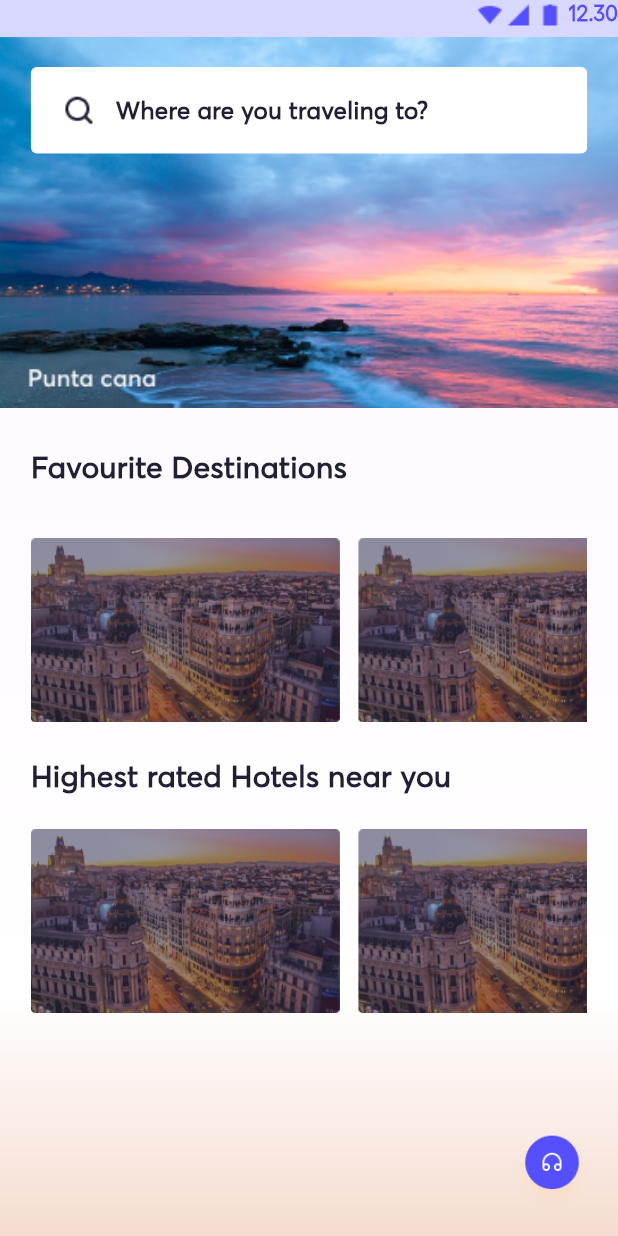
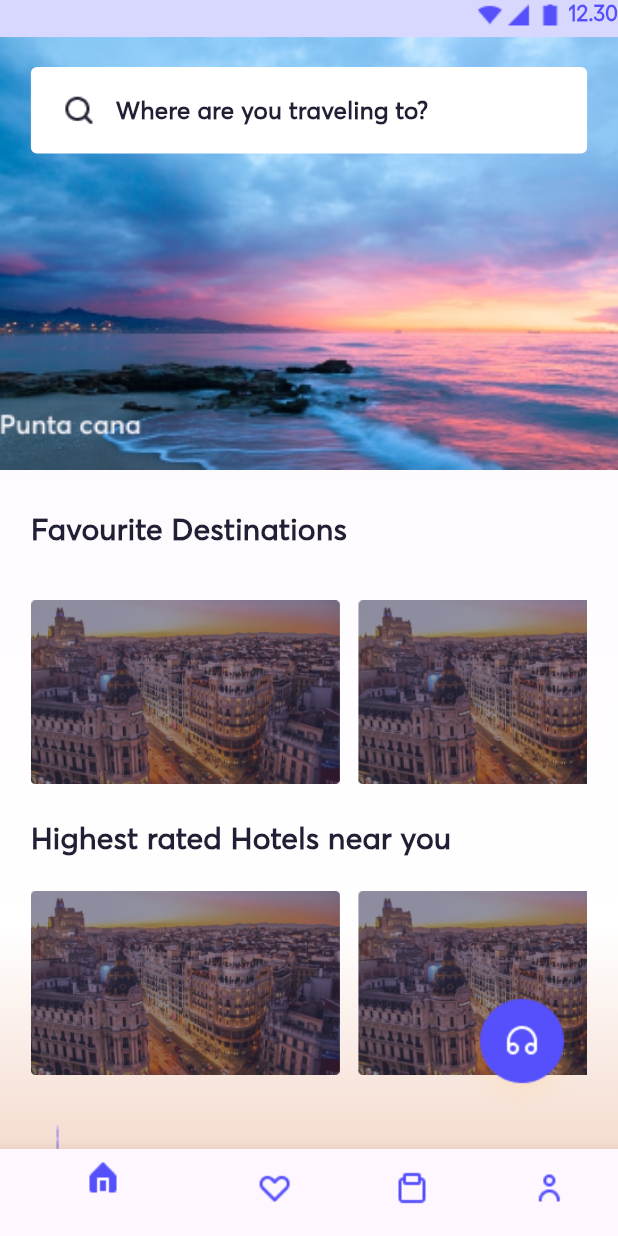
Before and after one commit to ilaydaxtx/travelapp, a Flutter app: the HomeView screen opened by its route, on a phone screen of 412 x 824 dp. Run offline on Flutter 3.47's test engine with Material 3 defaults, Android fonts, the phone set to English and light mode, and no system bars; our stand-ins replace get; missing offline and left inert: dart:ffi.

Commit message:
homepage bottombar updated

```diff
--- /dev/null
+++ b/travelapp2024/lib/bottombar_controller.dart
@@ -0,0 +1,10 @@
+import 'package:get/get.dart';
+
+class BottombarController extends GetxController {
+
+  RxInt item = 0.obs;
+  void onTapItem(int selectedIndex) {
+    item.value = selectedIndex;
+    update();
+  }
+}
--- a/travelapp2024/lib/main.dart
+++ b/travelapp2024/lib/main.dart
@@ -2,12 +2,16 @@ import 'package:flutter/material.dart';
 import 'package:flutter/services.dart';
 import 'package:get/get.dart';
 import 'package:travelapp2024/routes/pages.dart';
+import 'package:travelapp2024/ui/home/view/home_view.dart';
 import 'package:travelapp2024/ui/register/view/register_view.dart';
 import 'package:travelapp2024/routes/routes.dart';
 import 'package:travelapp2024/ui/splash/splash_binding.dart';
+
 void main() {
   WidgetsFlutterBinding.ensureInitialized();
-  SystemChrome.setEnabledSystemUIMode(SystemUiMode.manual, overlays: []);
+
+  SystemChrome.setEnabledSystemUIMode(SystemUiMode.manual, overlays: [SystemUiOverlay.bottom]);
+  /* Get.put(Controller()); */
   runApp(MyApp());
 }
 
--- a/travelapp2024/lib/ui/home/view/home_view.dart
+++ b/travelapp2024/lib/ui/home/view/home_view.dart
@@ -1,16 +1,27 @@
+import 'dart:ffi';
+
 import 'package:flutter/material.dart';
 import 'package:get/get.dart';
+import 'package:get/get_rx/get_rx.dart';
+import 'package:get/get_rx/src/rx_types/rx_types.dart';
+import 'package:get/state_manager.dart';
 import 'package:travelapp2024/const/appbar/appbar_view.dart';
 import 'package:travelapp2024/const/styles/colors.dart';
 import 'package:travelapp2024/const/styles/gradients.dart';
 
 void main() {
-  runApp(const MyApp());
+  runApp(MyApp());
 }
 
+/* class Controller extends GetxController {
+  RxInt index = 0.obs;
+
+  void onItemTapped(int selectedIndex) {
+    index.value = selectedIndex;
+  }
+} */
+
 class MyApp extends StatelessWidget {
-  const MyApp({super.key});
-
   @override
   Widget build(BuildContext context) {
     return GetMaterialApp(
@@ -23,8 +34,8 @@ class MyApp extends StatelessWidget {
 class HomeView extends StatelessWidget {
   @override
   Widget build(BuildContext context) {
+    /* Controller controller = Get.find<Controller>(); */
     return Scaffold(
-
       appBar: AppbarView.appBarView(),
       body: Container(
         height: Get.height,
@@ -33,62 +44,61 @@ class HomeView extends StatelessWidget {
         ),
         child: SingleChildScrollView(
           padding: EdgeInsets.zero,
-          child: Column(
-            children: [
-
+          child: Column(children: [
             Container(
-
               width: Get.width,
-                height: Get.height * 0.3,
+              height: Get.height * 0.35,
               decoration: BoxDecoration(
                 image: DecorationImage(
                   image: AssetImage("assets/sky.png"),
                   fit: BoxFit.cover,
                 ),
               ),
-                child: Align( //TODO dhchdb??
+              child: Align(
+                //TODO dhchdb??
                 alignment: Alignment.topCenter,
                 child: Container(
                   margin: EdgeInsets.only(top: 20),
                   width: Get.width * 0.9,
                   height: Get.height * 0.07,
-                    decoration: BoxDecoration(
-                      color: Colors.white,
-                      borderRadius: BorderRadius.circular(4)),
+                  decoration: BoxDecoration(color: Colors.white, borderRadius: BorderRadius.circular(4)),
                   child: Row(
                     crossAxisAlignment: CrossAxisAlignment.center,
                     children: [
                       Container(
                         margin: EdgeInsets.only(left: 20),
-                          child: Image.asset("assets/search.png",),
+                        child: Image.asset(
+                          "assets/search.png",
                         ),
-                        SizedBox(width: Get.width * 0.03,),
-                        Text("Where are you traveling to?",
-                        style: TextStyle(fontFamily: "AvertaPE",
-                        fontWeight: FontWeight.w600,
-                        color: AppColors.PrimaryBlack,
-                        fontSize: 16),),
-                      ],),
+                      ),
+                      SizedBox(
+                        width: Get.width * 0.03,
+                      ),
+                      Text(
+                        "Where are you traveling to?",
+                        style: TextStyle(fontFamily: "AvertaPE", fontWeight: FontWeight.w600, color: AppColors.PrimaryBlack, fontSize: 16),
+                      ),
+                    ],
                   ),
                 ),
               ),
-              SizedBox(height: Get.height * 0.03,),
+            ),
+            SizedBox(
+              height: Get.height * 0.03,
+            ),
             Container(
               width: Get.width * 0.9,
               height: Get.height * 0.05,
-
-              child: Text("Favourite Destinations",
-              style: TextStyle(fontWeight: FontWeight.w700,
-              fontFamily: "AvertaPE",
-              fontSize: 20,
-              color: AppColors.PrimaryBlack),),
+              child: Text(
+                "Favourite Destinations",
+                style: TextStyle(fontWeight: FontWeight.w700, fontFamily: "AvertaPE", fontSize: 20, color: AppColors.PrimaryBlack),
               ),
-
+            ),
             Align(
               alignment: Alignment.topCenter,
               child: Container(
-                  width: Get.width *0.9,
-                  height: Get.height * 0.2, //TODO add icons + resize the height
+                width: Get.width * 0.9,
+                height: Get.height * 0.2, //TODO: add icons + resize the height
                 child: ListView(
                   scrollDirection: Axis.horizontal,
                   padding: EdgeInsets.zero,
@@ -96,37 +106,33 @@ class HomeView extends StatelessWidget {
                     Container(
                       width: Get.width * 0.5,
                       height: Get.height * 0.2,
-                              decoration: BoxDecoration(
-                                image: DecorationImage(image: AssetImage("assets/barcelona.png")),
-                                borderRadius: BorderRadius.circular(4)),
+                      decoration: BoxDecoration(image: DecorationImage(image: AssetImage("assets/barcelona.png")), borderRadius: BorderRadius.circular(4)),
                     ),
-                            SizedBox(width: Get.width * 0.03,),
+                    SizedBox(
+                      width: Get.width * 0.03,
+                    ),
                     Container(
                       padding: EdgeInsets.zero,
                       margin: EdgeInsets.zero,
                       width: Get.width * 0.5,
                       height: Get.height * 0.4,
-                              decoration: BoxDecoration(
-                                image: DecorationImage(image: AssetImage("assets/barcelona.png")),
-                                borderRadius: BorderRadius.circular(4)),
+                      decoration: BoxDecoration(image: DecorationImage(image: AssetImage("assets/barcelona.png")), borderRadius: BorderRadius.circular(4)),
                     ),
                   ],
                 ),
-
               ),
             ),
             Container(
               width: Get.width * 0.9,
-              child: Text("Highest rated Hotels near you",
-              style: TextStyle(fontWeight: FontWeight.w700,
-              fontFamily: "AvertaPE",
-              fontSize: 20,
-              color: AppColors.PrimaryBlack),),),
-
+              child: Text(
+                "Highest rated Hotels near you",
+                style: TextStyle(fontWeight: FontWeight.w700, fontFamily: "AvertaPE", fontSize: 20, color: AppColors.PrimaryBlack),
+              ),
+            ),
             Align(
               alignment: Alignment.topCenter,
               child: Container(
-                  width: Get.width *0.9,
+                width: Get.width * 0.9,
                 height: Get.height * 0.2,
                 child: ListView(
                   scrollDirection: Axis.horizontal,
@@ -135,35 +141,98 @@ class HomeView extends StatelessWidget {
                     Container(
                       width: Get.width * 0.5,
                       height: Get.height * 0.6,
-                              decoration: BoxDecoration(
-                                image: DecorationImage(image: AssetImage("assets/barcelona.png")),
-                                borderRadius: BorderRadius.circular(4)),
+                      decoration: BoxDecoration(image: DecorationImage(image: AssetImage("assets/barcelona.png")), borderRadius: BorderRadius.circular(4)),
                     ),
-                            SizedBox(width: Get.width * 0.03,),
+                    SizedBox(
+                      width: Get.width * 0.03,
+                    ),
                     Container(
                       padding: EdgeInsets.zero,
                       margin: EdgeInsets.zero,
                       width: Get.width * 0.5,
                       height: Get.height * 0.6,
-                              decoration: BoxDecoration(
-                                image: DecorationImage(image: AssetImage("assets/barcelona.png")),
-                                borderRadius: BorderRadius.circular(4)),
+                      decoration: BoxDecoration(image: DecorationImage(image: AssetImage("assets/barcelona.png")), borderRadius: BorderRadius.circular(4)),
                     ),
                   ],
                 ),
               ),
             ),
+            Column(
+              children: [
+                Container(
+                  alignment: Alignment.bottomLeft,
+                  width: Get.width,
+                  height: Get.height * 0.15,
+                  child: Row(
+                    children: [
+                      Image.asset(
+                        "assets/berlin.png",
+                        fit: BoxFit.fitHeight,
+                      ),
+                      SizedBox(
+                        width: Get.width * 0.1,
+                      ),
+                      Container(
+                        alignment: Alignment.bottomLeft,
+                        height: Get.height,
+                        child: Image.asset(
+                          "assets/Clouds.png",
+                        ),
+                      ),
+                      Container(
+                        width: Get.width * 0.4,
+                        alignment: Alignment.center,
+                        child: Image.asset(
+                          "assets/Clouds.png",
+                        ),
+                      ),
                     ],
                   ),
                 ),
+              ],
             ),
-      floatingActionButton: FloatingActionButton(
+          ]),
+        ),
+      ),
+      floatingActionButton: FloatingActionButton.large(
         onPressed: () {},
         backgroundColor: Colors.transparent,
         elevation: 0,
         child: Image.asset("assets/headphone.png"),
       ),
-
+      bottomNavigationBar: BottomNavigationBar(
+        items: <BottomNavigationBarItem>[
+          BottomNavigationBarItem(
+              icon: ImageIcon(
+                AssetImage("assets/home.png"),
+                color: AppColors.BrightPurple,
+              ),
+              label: "Home"),
+          BottomNavigationBarItem(
+              icon: ImageIcon(
+                AssetImage("assets/heart.png"),
+                color: AppColors.BrightPurple,
+              ),
+              label: "Favourites"),
+          BottomNavigationBarItem(
+              icon: ImageIcon(
+                AssetImage("assets/clipboard.png"),
+                color: AppColors.BrightPurple,
+              ),
+              label: "Reservations"),
+          BottomNavigationBarItem(
+              icon: ImageIcon(
+                AssetImage("assets/person.png"),
+                color: AppColors.BrightPurple,
+              ),
+              label: "Profile"),
+        ],
+        unselectedLabelStyle: TextStyle(color: AppColors.PrimaryBlack),
+        selectedLabelStyle: TextStyle(color: AppColors.BrightPurple),
+        unselectedItemColor: AppColors.PrimaryBlack,
+        /* currentIndex: controller.index.value,
+          onTap: controller.onItemTapped, */
+      ),
     );
   }
 }
--- a/travelapp2024/pubspec.yaml
+++ b/travelapp2024/pubspec.yaml
@@ -76,6 +76,10 @@ flutter:
     - assets/rio.jpg
     - assets/cuzco.jpg
     - assets/venecia.jpg
+    - assets/clipboard.png
+    - assets/heart.png
+    - assets/home.png
+    - assets/person.png
 
   fonts:
     - family: AvertaPE
```
Also changed, not shown: travelapp2024/lib/const/appbar/appbar_view.dart (+25 -15 lines), travelapp2024/lib/ui/register/view/register_view.dart (+4 -4 lines), travelapp2024/assets/clipboard.png (added), travelapp2024/assets/heart.png (added), travelapp2024/assets/home.png (added), travelapp2024/assets/person.png (added). Lines whose indentation alone changed are shown as unchanged.
